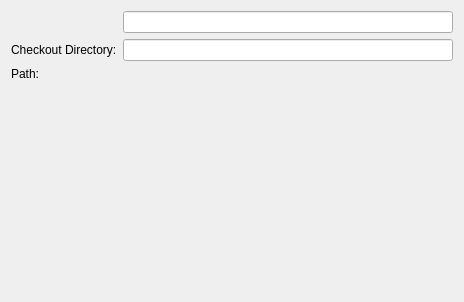
The window that src/plugins/vcsbase/basecheckoutwizardpage.ui (qt-creator/qt-creator) describes before a commit, drawn with Qt 5.
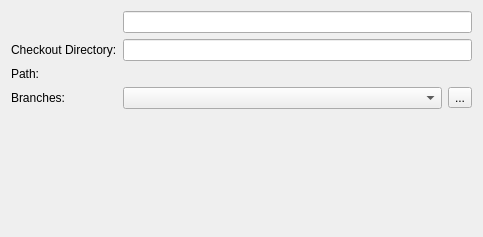
The same window after the commit. Custom widgets are drawn as their Qt base class.

Commit message:
VCS[git]: Add branch combo to the checkout wizard.
Provide UI with manual refresh button in BaseCheckoutWizardPage.
Change ProcessCheckoutJob to be able to execute several steps.
Implement in git.

The edit to the form file:
```diff
--- a/src/plugins/vcsbase/basecheckoutwizardpage.ui
+++ b/src/plugins/vcsbase/basecheckoutwizardpage.ui
@@ -6,8 +6,8 @@
    <rect>
     <x>0</x>
     <y>0</y>
-    <width>464</width>
-    <height>302</height>
+    <width>483</width>
+    <height>237</height>
    </rect>
   </property>
   <property name="windowTitle">
@@ -40,7 +40,35 @@
       </widget>
      </item>
      <item row="2" column="1">
-      <widget class="Utils::PathChooser" name="pathChooser"/>
+      <widget class="Utils::PathChooser" name="pathChooser" native="true"/>
+     </item>
+     <item row="3" column="0">
+      <widget class="QLabel" name="branchLabel">
+       <property name="text">
+        <string>Branches:</string>
+       </property>
+      </widget>
+     </item>
+     <item row="3" column="1">
+      <layout class="QHBoxLayout" name="branchHorizontalLayout">
+       <item>
+        <widget class="QComboBox" name="branchComboBox">
+         <property name="sizePolicy">
+          <sizepolicy hsizetype="MinimumExpanding" vsizetype="Fixed">
+           <horstretch>0</horstretch>
+           <verstretch>0</verstretch>
+          </sizepolicy>
+         </property>
+        </widget>
+       </item>
+       <item>
+        <widget class="QToolButton" name="branchRefreshToolButton">
+         <property name="text">
+          <string>...</string>
+         </property>
+        </widget>
+       </item>
+      </layout>
      </item>
     </layout>
    </item>
```
The commit also changes 14 other files.
